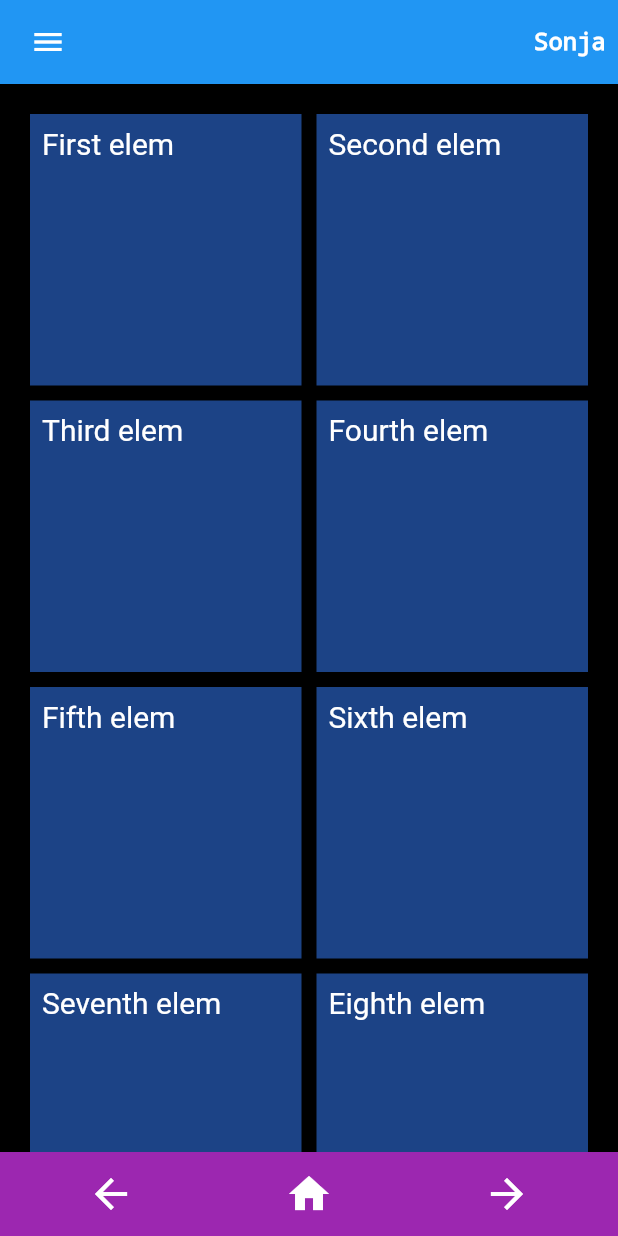
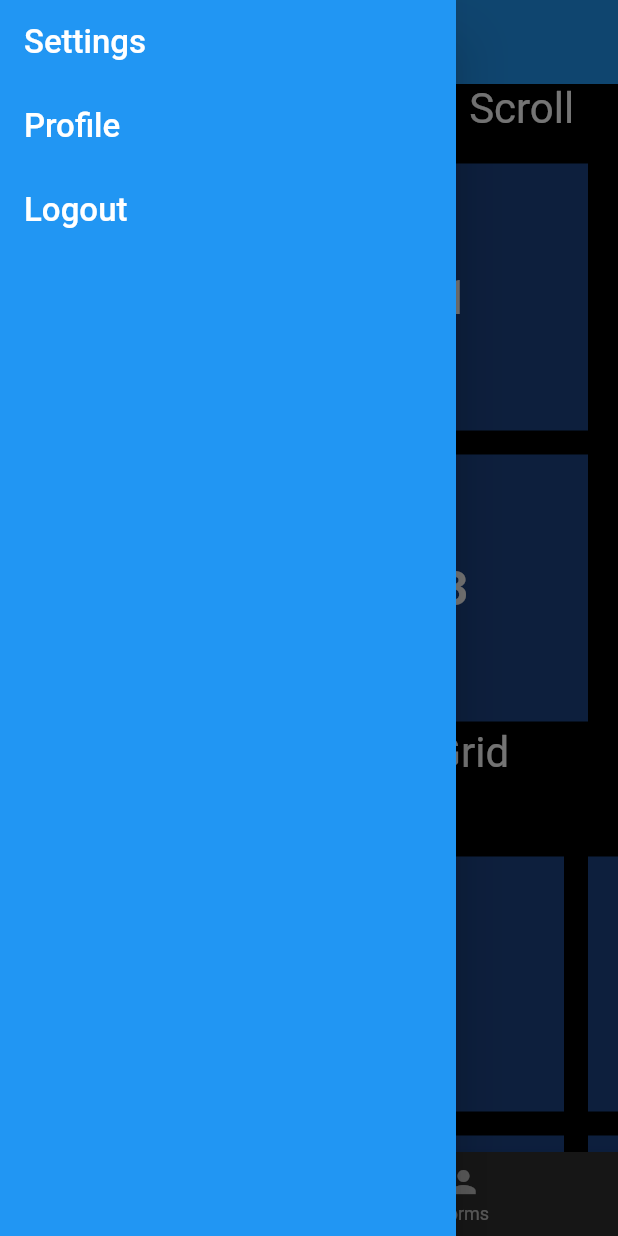
Before and after one commit to sonjajos/flutter-playground, a Flutter app: the screen it shows after launch, with the side drawer open (before the commit the screen has no drawer), on a phone screen of 412 x 824 dp. Run offline on Flutter 3.47's test engine with Material 2 defaults, Android fonts, the phone set to English and light mode, and no system bars.

Commit message:
Navigation, scrollable containers and local state handlers

```diff
--- a/lib/main.dart
+++ b/lib/main.dart
@@ -1,177 +1,7 @@
 import 'package:flutter/material.dart';
-import 'dart:math' as math;
 
-class Header extends StatelessWidget {
-  const Header({required this.name, super.key});
-
-  final String name;
-
-  @override
-  Widget build(BuildContext context) {
-    return Container(
-      color: Colors.blue,
-      child: Padding(
-        padding: const EdgeInsets.symmetric(horizontal: 8, vertical: 4),
-        child: Row(
-          textDirection: TextDirection.ltr,
-          mainAxisAlignment: MainAxisAlignment.spaceBetween,
-          children: [
-            const Material(
-              color: Colors.transparent,
-              child: IconButton(
-                onPressed: null,
-                icon: Icon(
-                  Icons.menu,
-                  color: Colors.white,
-                ),
-              ),
-            ),
-            Text(
-              name,
-              textDirection: TextDirection.ltr,
-              style: const TextStyle(
-                  color: Colors.white,
-                  fontSize: 16,
-                  decoration: TextDecoration.none),
-            ),
-          ],
-        ),
-      ),
-    );
-  }
-}
-
-const gridElements = [
-  "First elem",
-  "Second elem",
-  "Third elem",
-  "Fourth elem",
-  "Fifth elem",
-  "Sixth elem",
-  "Seventh elem",
-  "Eighth elem",
-  "Ninth elem",
-];
-
-class MiddleContent extends StatelessWidget {
-  const MiddleContent({super.key});
-
-  @override
-  Widget build(BuildContext context) {
-    return Container(
-      color: Colors.black,
-      child: Center(
-        child: GridView.count(
-          primary: false,
-          padding: const EdgeInsets.all(20),
-          crossAxisSpacing: 10,
-          mainAxisSpacing: 10,
-          crossAxisCount: 2,
-          children: <Widget>[
-            ...gridElements.map((element) => Container(
-                  padding: const EdgeInsets.all(8),
-                  color: Color((math.Random().nextDouble() * 0xFFFFFF).toInt())
-                      .withOpacity(1.0),
-                  child:
-                      Text(element, style: Theme.of(context).textTheme.caption),
-                ))
-          ],
-        ),
-      ),
-    );
-  }
-}
-
-class Footer extends StatelessWidget {
-  const Footer({super.key});
-
-  @override
-  Widget build(BuildContext context) {
-    return Container(
-      color: Colors.purple,
-      child: Padding(
-        padding: const EdgeInsets.symmetric(horizontal: 8, vertical: 4),
-        child: Row(
-          textDirection: TextDirection.ltr,
-          mainAxisAlignment: MainAxisAlignment.spaceAround,
-          children: const [
-            Material(
-              color: Colors.transparent,
-              child: IconButton(
-                onPressed: null,
-                icon: Icon(
-                  Icons.arrow_back,
-                  size: 32,
-                  color: Colors.white,
-                ),
-              ),
-            ),
-            Material(
-              color: Colors.transparent,
-              child: IconButton(
-                onPressed: null,
-                icon: Icon(
-                  Icons.home,
-                  size: 32,
-                  color: Colors.white,
-                ),
-              ),
-            ),
-            Material(
-              color: Colors.transparent,
-              child: IconButton(
-                onPressed: null,
-                icon: Icon(
-                  Icons.arrow_forward,
-                  size: 32,
-                  color: Colors.white,
-                ),
-              ),
-            ),
-          ],
-        ),
-      ),
-    );
-  }
-}
+import 'navigators/authenticated.dart';
 
 void main() {
-  // runApp(const WelcomeText(username: "sonjajos"));
-  runApp(MaterialApp(
-    title: "My First App",
-    theme: ThemeData(
-      brightness: Brightness.dark,
-      primaryColor: Colors.black,
-      textTheme: const TextTheme(
-        caption: TextStyle(
-            color: Colors.white, fontSize: 20, decoration: TextDecoration.none),
-      ),
-    ),
-    home: Container(
-      color: Colors.black,
-      child: SafeArea(
-        child: Column(
-            mainAxisAlignment: MainAxisAlignment.spaceBetween,
-            children: [
-              Container(
-                color: Colors.black,
-                transformAlignment: Alignment.topLeft,
-                child: const Expanded(child: Header(name: "Sonja")),
-              ),
-              Expanded(
-                child: Container(
-                  color: Colors.black,
-                  transformAlignment: Alignment.bottomRight,
-                  child: const Expanded(child: MiddleContent()),
-                ),
-              ),
-              Container(
-                color: Colors.black,
-                transformAlignment: Alignment.bottomRight,
-                child: const Expanded(child: Footer()),
-              ),
-            ]),
-      ),
-    ),
-  ));
+  runApp(const AuthenticatedNavigator());
 }
--- /dev/null
+++ b/lib/navigators/authenticated.dart
@@ -0,0 +1,44 @@
+import 'package:flutter/material.dart';
+import 'package:my_first_flutter_app/screens/home.dart';
+import 'package:my_first_flutter_app/screens/profile.dart';
+
+import '../utilities/routes.dart';
+
+class AuthenticatedNavigator extends StatelessWidget {
+  const AuthenticatedNavigator({super.key});
+
+  @override
+  Widget build(BuildContext context) {
+    return MaterialApp(
+      title: "My First Flutter App",
+      theme: ThemeData(
+        brightness: Brightness.dark,
+        primaryColor: Colors.black,
+        textTheme: const TextTheme(
+          caption: TextStyle(
+            color: Colors.white,
+            fontSize: 20,
+            decoration: TextDecoration.none,
+          ),
+          headline1: TextStyle(
+            color: Colors.white,
+            fontSize: 32,
+            fontWeight: FontWeight.bold,
+            decoration: TextDecoration.none,
+          ),
+          headline3: TextStyle(
+            color: Colors.white,
+            fontSize: 28,
+            fontWeight: FontWeight.bold,
+            decoration: TextDecoration.none,
+          ),
+        ),
+      ),
+      initialRoute: '/',
+      routes: {
+        homeScreen: (context) => const HomeScreen(),
+        profileScreen: (context) => const ProfileScreen(),
+      },
+    );
+  }
+}
--- /dev/null
+++ b/lib/screens/home.dart
@@ -0,0 +1,83 @@
+import 'package:flutter/material.dart';
+import 'package:my_first_flutter_app/widgets/live_grid.dart';
+
+import '../widgets/footer.dart';
+import '../widgets/interactive_grid.dart';
+import '../widgets/menu.dart';
+
+class HomeScreen extends StatelessWidget {
+  const HomeScreen({super.key});
+
+  @override
+  Widget build(BuildContext context) {
+    double gridHeight = MediaQuery.of(context).size.width - 16;
+
+    return Scaffold(
+      drawer: const Menu(),
+      bottomNavigationBar: const Footer(),
+      resizeToAvoidBottomInset: false,
+      body: Container(
+        color: Colors.black,
+        child: NestedScrollView(
+          physics: const ScrollPhysics(),
+          body: ListView(
+            children: <Widget>[
+              const Padding(
+                padding: EdgeInsets.symmetric(vertical: 0, horizontal: 16),
+                child: Text(
+                  'Vertical Interactive Grid Scroll',
+                  style: TextStyle(fontSize: 28),
+                ),
+              ),
+              Container(
+                height: gridHeight,
+                color: Colors.black,
+                child: const InteractiveGrid(elementsNum: 8),
+              ),
+              const Padding(
+                padding: EdgeInsets.symmetric(vertical: 0, horizontal: 16),
+                child: Text(
+                  'Horizontal Interactive Grid Scroll',
+                  style: TextStyle(fontSize: 28),
+                ),
+              ),
+              Container(
+                height: gridHeight,
+                color: Colors.black,
+                child: const InteractiveGrid(
+                  elementsNum: 8,
+                  scrollDirection: Axis.horizontal,
+                ),
+              ),
+              const Padding(
+                padding: EdgeInsets.symmetric(vertical: 0, horizontal: 16),
+                child: Text(
+                  'Live Color Changing Grid',
+                  style: TextStyle(fontSize: 28),
+                ),
+              ),
+              Container(
+                height: gridHeight,
+                color: Colors.black,
+                child: const LiveGrid(
+                  elementsNum: 4,
+                ),
+              ),
+            ],
+          ),
+          headerSliverBuilder: (BuildContext context, bool innerBoxIsScrolled) {
+            return <Widget>[
+              const SliverAppBar(
+                floating: false,
+                pinned: true,
+                expandedHeight: 0,
+                forceElevated: false,
+                backgroundColor: Colors.blue,
+              ),
+            ];
+          },
+        ),
+      ),
+    );
+  }
+}
--- /dev/null
+++ b/lib/utilities/helpers.dart
@@ -0,0 +1,5 @@
+import 'package:flutter/material.dart';
+import 'dart:math' as math;
+
+Color genRandomColor() =>
+    Color((math.Random().nextDouble() * 0xFFFFFF).toInt()).withOpacity(1.0);
--- /dev/null
+++ b/lib/utilities/routes.dart
@@ -0,0 +1,2 @@
+const String homeScreen = "/";
+const String profileScreen = "/profile-screen";
--- /dev/null
+++ b/lib/widgets/footer.dart
@@ -0,0 +1,53 @@
+import 'package:flutter/material.dart';
+import 'package:my_first_flutter_app/utilities/routes.dart';
+
+class FooterMenuItem {
+  IconData icon;
+  String routeName;
+
+  FooterMenuItem(this.icon, this.routeName);
+}
+
+List<FooterMenuItem> footerItems = [
+  FooterMenuItem(Icons.search, homeScreen),
+  FooterMenuItem(Icons.home, homeScreen),
+  FooterMenuItem(Icons.person, homeScreen),
+];
+
+class Footer extends StatelessWidget {
+  const Footer({super.key});
+
+  @override
+  Widget build(BuildContext context) {
+    return BottomNavigationBar(
+      selectedItemColor: Colors.blue,
+      onTap: (value) {
+        switch (value) {
+          case 0:
+            {
+              if (ModalRoute.of(context)?.settings.name != homeScreen) {
+                Navigator.pushNamed(context, homeScreen);
+              }
+            }
+            break;
+          default:
+            {
+              if (ModalRoute.of(context)?.settings.name != profileScreen) {
+                Navigator.pushNamed(context, profileScreen);
+              }
+            }
+        }
+      },
+      items: const [
+        BottomNavigationBarItem(
+          icon: Icon(Icons.home),
+          label: 'Scrolls',
+        ),
+        BottomNavigationBarItem(
+          icon: Icon(Icons.person),
+          label: 'Forms',
+        ),
+      ],
+    );
+  }
+}
--- /dev/null
+++ b/lib/widgets/interactive_grid.dart
@@ -0,0 +1,85 @@
+import 'package:flutter/material.dart';
+
+import '../utilities/helpers.dart';
+
+class GridElement {
+  String id;
+  String text;
+  Color color;
+
+  GridElement(this.id, this.text, this.color);
+}
+
+List<GridElement> generateElements(int numOfElements) {
+  return List<GridElement>.generate(
+    numOfElements,
+    (i) => GridElement(
+      i.toString(),
+      '$i',
+      genRandomColor(),
+    ),
+  );
+}
+
+// This widget updates color of clicked box
+class InteractiveGrid extends StatefulWidget {
+  const InteractiveGrid(
+      {required this.elementsNum,
+      this.scrollDirection = Axis.vertical,
+      super.key});
+
+  final int elementsNum;
+  final Axis scrollDirection;
+
+  @override
+  State<InteractiveGrid> createState() => _InteractiveGridState();
+}
+
+class _InteractiveGridState extends State<InteractiveGrid> {
+  late List<GridElement> elements = generateElements(widget.elementsNum);
+
+  @override
+  Widget build(BuildContext context) {
+    void updateElementColor(GridElement element) {
+      setState(() {
+        elements[elements.indexWhere((item) => item.id == element.id)].color =
+            genRandomColor();
+      });
+    }
+
+    bool isDesktopMode = MediaQuery.of(context).size.width > 700;
+
+    return Container(
+      color: Colors.black,
+      child: Center(
+        child: GridView.count(
+          primary: false,
+          scrollDirection: widget.scrollDirection,
+          physics: const PageScrollPhysics(),
+          padding: const EdgeInsets.all(20),
+          shrinkWrap: true,
+          childAspectRatio: 1 / 1,
+          crossAxisSpacing: 16,
+          mainAxisSpacing: 16,
+          crossAxisCount: isDesktopMode ? 10 : 2,
+          children: [
+            ...elements.map(
+              (element) => GestureDetector(
+                onTap: () => updateElementColor(element),
+                child: Container(
+                  padding: const EdgeInsets.all(8),
+                  color: element.color,
+                  alignment: Alignment.center,
+                  child: Text(
+                    element.text,
+                    style: Theme.of(context).textTheme.headline1,
+                  ),
+                ),
+              ),
+            ),
+          ],
+        ),
+      ),
+    );
+  }
+}
--- /dev/null
+++ b/lib/widgets/menu.dart
@@ -0,0 +1,34 @@
+import 'package:flutter/material.dart';
+
+class Menu extends StatelessWidget {
+  const Menu({super.key});
+
+  @override
+  Widget build(BuildContext context) {
+    return Drawer(
+      backgroundColor: Colors.blue,
+      child: ListView(
+        children: [
+          ListTile(
+            title: const Text('Settings', style: TextStyle(fontSize: 22)),
+            onTap: () {
+              Navigator.pop(context);
+            },
+          ),
+          ListTile(
+            title: const Text('Profile', style: TextStyle(fontSize: 22)),
+            onTap: () {
+              Navigator.pop(context);
+            },
+          ),
+          ListTile(
+            title: const Text('Logout', style: TextStyle(fontSize: 22)),
+            onTap: () {
+              Navigator.pop(context);
+            },
+          ),
+        ],
+      ),
+    );
+  }
+}
```
Also changed, not shown: lib/screens/profile.dart (added, +30 -0 lines), lib/widgets/header.dart (added, +41 -0 lines), lib/widgets/live_grid.dart (added, +86 -0 lines), lib/widgets/pressable_text.dart (added, +30 -0 lines).
